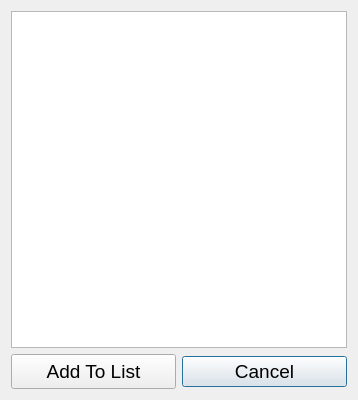
Old version of the form ui/SpeciesList.ui in the repository guyuhong/CLAMS.
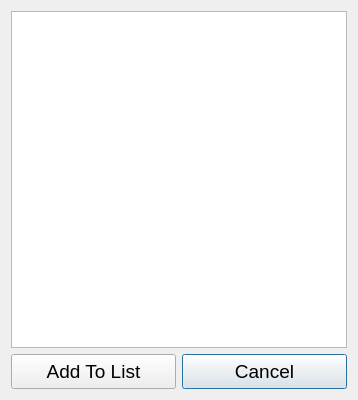
New version of the form.

Diff of the .ui file:
```diff
--- a/ui/SpeciesList.ui
+++ b/ui/SpeciesList.ui
@@ -6,7 +6,7 @@
    <rect>
     <x>0</x>
     <y>0</y>
-    <width>332</width>
+    <width>356</width>
     <height>400</height>
    </rect>
   </property>
@@ -21,7 +21,7 @@
        <property name="minimumSize">
         <size>
          <width>165</width>
-         <height>0</height>
+         <height>35</height>
         </size>
        </property>
        <property name="font">
```
